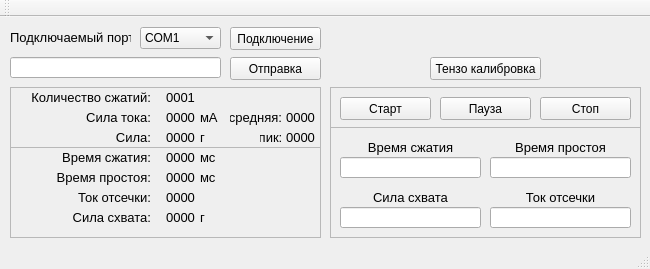
Evrei-XD/Service_utility, file mainwindow.ui: the form before one commit.
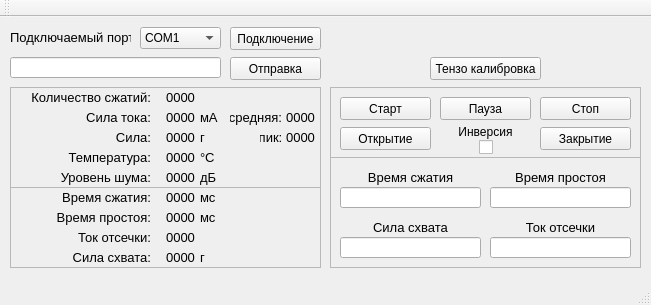
The form after the commit.

Commit message: 16:15 Добавлен блок управления кистью вне испытания. Выведены в ui значения температуры и уровень шума.

Diff of the .ui file:
```diff
--- a/mainwindow.ui
+++ b/mainwindow.ui
@@ -6,8 +6,8 @@
    <rect>
     <x>0</x>
     <y>0</y>
-    <width>650</width>
-    <height>269</height>
+    <width>651</width>
+    <height>305</height>
    </rect>
   </property>
   <property name="windowTitle">
@@ -183,7 +183,7 @@
       <x>10</x>
       <y>70</y>
       <width>311</width>
-      <height>151</height>
+      <height>181</height>
      </rect>
     </property>
     <property name="frameShape">
@@ -199,7 +199,7 @@
      <property name="geometry">
       <rect>
        <x>150</x>
-       <y>120</y>
+       <y>160</y>
        <width>41</width>
        <height>21</height>
       </rect>
@@ -238,7 +238,7 @@
      <property name="geometry">
       <rect>
        <x>150</x>
-       <y>60</y>
+       <y>100</y>
        <width>41</width>
        <height>21</height>
       </rect>
@@ -277,7 +277,7 @@
      <property name="geometry">
       <rect>
        <x>0</x>
-       <y>120</y>
+       <y>160</y>
        <width>141</width>
        <height>21</height>
       </rect>
@@ -316,7 +316,7 @@
      <property name="geometry">
       <rect>
        <x>150</x>
-       <y>100</y>
+       <y>140</y>
        <width>41</width>
        <height>21</height>
       </rect>
@@ -355,7 +355,7 @@
      <property name="geometry">
       <rect>
        <x>0</x>
-       <y>60</y>
+       <y>100</y>
        <width>141</width>
        <height>21</height>
       </rect>
@@ -394,7 +394,7 @@
      <property name="geometry">
       <rect>
        <x>190</x>
-       <y>120</y>
+       <y>160</y>
        <width>51</width>
        <height>21</height>
       </rect>
@@ -433,7 +433,7 @@
      <property name="geometry">
       <rect>
        <x>150</x>
-       <y>80</y>
+       <y>120</y>
        <width>41</width>
        <height>21</height>
       </rect>
@@ -472,7 +472,7 @@
      <property name="geometry">
       <rect>
        <x>190</x>
-       <y>60</y>
+       <y>100</y>
        <width>51</width>
        <height>21</height>
       </rect>
@@ -511,7 +511,7 @@
      <property name="geometry">
       <rect>
        <x>190</x>
-       <y>80</y>
+       <y>120</y>
        <width>51</width>
        <height>21</height>
       </rect>
@@ -550,7 +550,7 @@
      <property name="geometry">
       <rect>
        <x>0</x>
-       <y>100</y>
+       <y>140</y>
        <width>141</width>
        <height>21</height>
       </rect>
@@ -589,7 +589,7 @@
      <property name="geometry">
       <rect>
        <x>0</x>
-       <y>80</y>
+       <y>120</y>
        <width>141</width>
        <height>21</height>
       </rect>
@@ -627,7 +627,7 @@
        <x>0</x>
        <y>0</y>
        <width>311</width>
-       <height>61</height>
+       <height>101</height>
       </rect>
      </property>
      <property name="frameShape">
@@ -903,7 +903,7 @@
        <enum>Qt::LeftToRight</enum>
       </property>
       <property name="text">
-       <string>0001</string>
+       <string>0000</string>
       </property>
       <property name="alignment">
        <set>Qt::AlignCenter</set>
@@ -1104,6 +1104,240 @@
        <set>Qt::AlignCenter</set>
       </property>
      </widget>
+     <widget class="QLabel" name="info_com_port_9">
+      <property name="enabled">
+       <bool>true</bool>
+      </property>
+      <property name="geometry">
+       <rect>
+        <x>0</x>
+        <y>60</y>
+        <width>141</width>
+        <height>21</height>
+       </rect>
+      </property>
+      <property name="sizePolicy">
+       <sizepolicy hsizetype="Fixed" vsizetype="Fixed">
+        <horstretch>0</horstretch>
+        <verstretch>0</verstretch>
+       </sizepolicy>
+      </property>
+      <property name="font">
+       <font>
+        <family>Segoe UI Symbol</family>
+        <pointsize>10</pointsize>
+        <weight>50</weight>
+        <bold>false</bold>
+       </font>
+      </property>
+      <property name="contextMenuPolicy">
+       <enum>Qt::NoContextMenu</enum>
+      </property>
+      <property name="layoutDirection">
+       <enum>Qt::LeftToRight</enum>
+      </property>
+      <property name="text">
+       <string>Температура:</string>
+      </property>
+      <property name="alignment">
+       <set>Qt::AlignRight|Qt::AlignTrailing|Qt::AlignVCenter</set>
+      </property>
+     </widget>
+     <widget class="QLabel" name="info_com_port_10">
+      <property name="enabled">
+       <bool>true</bool>
+      </property>
+      <property name="geometry">
+       <rect>
+        <x>0</x>
+        <y>80</y>
+        <width>141</width>
+        <height>21</height>
+       </rect>
+      </property>
+      <property name="sizePolicy">
+       <sizepolicy hsizetype="Fixed" vsizetype="Fixed">
+        <horstretch>0</horstretch>
+        <verstretch>0</verstretch>
+       </sizepolicy>
+      </property>
+      <property name="font">
+       <font>
+        <family>Segoe UI Symbol</family>
+        <pointsize>10</pointsize>
+        <weight>50</weight>
+        <bold>false</bold>
+       </font>
+      </property>
+      <property name="contextMenuPolicy">
+       <enum>Qt::NoContextMenu</enum>
+      </property>
+      <property name="layoutDirection">
+       <enum>Qt::LeftToRight</enum>
+      </property>
+      <property name="text">
+       <string>Уровень шума:</string>
+      </property>
+      <property name="alignment">
+       <set>Qt::AlignRight|Qt::AlignTrailing|Qt::AlignVCenter</set>
+      </property>
+     </widget>
+     <widget class="QLabel" name="receive_temperature">
+      <property name="enabled">
+       <bool>true</bool>
+      </property>
+      <property name="geometry">
+       <rect>
+        <x>150</x>
+        <y>60</y>
+        <width>41</width>
+        <height>21</height>
+       </rect>
+      </property>
+      <property name="sizePolicy">
+       <sizepolicy hsizetype="Fixed" vsizetype="Fixed">
+        <horstretch>0</horstretch>
+        <verstretch>0</verstretch>
+       </sizepolicy>
+      </property>
+      <property name="font">
+       <font>
+        <family>Segoe UI Symbol</family>
+        <pointsize>10</pointsize>
+        <weight>50</weight>
+        <bold>false</bold>
+       </font>
+      </property>
+      <property name="contextMenuPolicy">
+       <enum>Qt::NoContextMenu</enum>
+      </property>
+      <property name="layoutDirection">
+       <enum>Qt::LeftToRight</enum>
+      </property>
+      <property name="text">
+       <string>0000</string>
+      </property>
+      <property name="alignment">
+       <set>Qt::AlignCenter</set>
+      </property>
+     </widget>
+     <widget class="QLabel" name="receive_noise_level">
+      <property name="enabled">
+       <bool>true</bool>
+      </property>
+      <property name="geometry">
+       <rect>
+        <x>150</x>
+        <y>80</y>
+        <width>41</width>
+        <height>21</height>
+       </rect>
+      </property>
+      <property name="sizePolicy">
+       <sizepolicy hsizetype="Fixed" vsizetype="Fixed">
+        <horstretch>0</horstretch>
+        <verstretch>0</verstretch>
+       </sizepolicy>
+      </property>
+      <property name="font">
+       <font>
+        <family>Segoe UI Symbol</family>
+        <pointsize>10</pointsize>
+        <weight>50</weight>
+        <bold>false</bold>
+       </font>
+      </property>
+      <property name="contextMenuPolicy">
+       <enum>Qt::NoContextMenu</enum>
+      </property>
+      <property name="layoutDirection">
+       <enum>Qt::LeftToRight</enum>
+      </property>
+      <property name="text">
+       <string>0000</string>
+      </property>
+      <property name="alignment">
+       <set>Qt::AlignCenter</set>
+      </property>
+     </widget>
+     <widget class="QLabel" name="info_com_port_21">
+      <property name="enabled">
+       <bool>true</bool>
+      </property>
+      <property name="geometry">
+       <rect>
+        <x>190</x>
+        <y>60</y>
+        <width>41</width>
+        <height>21</height>
+       </rect>
+      </property>
+      <property name="sizePolicy">
+       <sizepolicy hsizetype="Fixed" vsizetype="Fixed">
+        <horstretch>0</horstretch>
+        <verstretch>0</verstretch>
+       </sizepolicy>
+      </property>
+      <property name="font">
+       <font>
+        <family>Segoe UI Symbol</family>
+        <pointsize>10</pointsize>
+        <weight>50</weight>
+        <bold>false</bold>
+       </font>
+      </property>
+      <property name="contextMenuPolicy">
+       <enum>Qt::NoContextMenu</enum>
+      </property>
+      <property name="layoutDirection">
+       <enum>Qt::LeftToRight</enum>
+      </property>
+      <property name="text">
+       <string>°C</string>
+      </property>
+      <property name="alignment">
+       <set>Qt::AlignLeading|Qt::AlignLeft|Qt::AlignVCenter</set>
+      </property>
+     </widget>
+     <widget class="QLabel" name="info_com_port_22">
+      <property name="enabled">
+       <bool>true</bool>
+      </property>
+      <property name="geometry">
+       <rect>
+        <x>190</x>
+        <y>80</y>
+        <width>41</width>
+        <height>21</height>
+       </rect>
+      </property>
+      <property name="sizePolicy">
+       <sizepolicy hsizetype="Fixed" vsizetype="Fixed">
+        <horstretch>0</horstretch>
+        <verstretch>0</verstretch>
+       </sizepolicy>
+      </property>
+      <property name="font">
+       <font>
+        <family>Segoe UI Symbol</family>
+        <pointsize>10</pointsize>
+        <weight>50</weight>
+        <bold>false</bold>
+       </font>
+      </property>
+      <property name="contextMenuPolicy">
+       <enum>Qt::NoContextMenu</enum>
+      </property>
+      <property name="layoutDirection">
+       <enum>Qt::LeftToRight</enum>
+      </property>
+      <property name="text">
+       <string>дБ</string>
+      </property>
+      <property name="alignment">
+       <set>Qt::AlignLeading|Qt::AlignLeft|Qt::AlignVCenter</set>
+      </property>
+     </widget>
     </widget>
    </widget>
    <widget class="QFrame" name="frame_3">
@@ -1112,7 +1346,7 @@
       <x>330</x>
       <y>70</y>
       <width>311</width>
-      <height>151</height>
+      <height>181</height>
      </rect>
     </property>
     <property name="frameShape">
@@ -1127,7 +1361,7 @@
        <x>0</x>
        <y>0</y>
        <width>311</width>
-       <height>41</height>
+       <height>71</height>
       </rect>
      </property>
      <property name="frameShape">
@@ -1175,12 +1409,73 @@
        <string>Стоп</string>
       </property>
      </widget>
+     <widget class="QPushButton" name="open">
+      <property name="geometry">
+       <rect>
+        <x>10</x>
+        <y>40</y>
+        <width>91</width>
+        <height>23</height>
+       </rect>
+      </property>
+      <property name="text">
+       <string>Открытие</string>
+      </property>
+     </widget>
+     <widget class="QPushButton" name="close">
+      <property name="geometry">
+       <rect>
+        <x>210</x>
+        <y>40</y>
+        <width>91</width>
+        <height>23</height>
+       </rect>
+      </property>
+      <property name="text">
+       <string>Закрытие</string>
+      </property>
+     </widget>
+     <widget class="QCheckBox" name="invert">
+      <property name="geometry">
+       <rect>
+        <x>149</x>
+        <y>50</y>
+        <width>21</width>
+        <height>20</height>
+       </rect>
+      </property>
+      <property name="layoutDirection">
+       <enum>Qt::LeftToRight</enum>
+      </property>
+      <property name="autoFillBackground">
+       <bool>false</bool>
+      </property>
+      <property name="text">
+       <string/>
+      </property>
+     </widget>
+     <widget class="QLabel" name="label_invert">
+      <property name="geometry">
+       <rect>
+        <x>110</x>
+        <y>29</y>
+        <width>91</width>
+        <height>31</height>
+       </rect>
+      </property>
+      <property name="text">
+       <string>Инверсия</string>
+      </property>
+      <property name="alignment">
+       <set>Qt::AlignCenter</set>
+      </property>
+     </widget>
     </widget>
     <widget class="QLineEdit" name="send_shake_time">
      <property name="geometry">
       <rect>
        <x>10</x>
-       <y>70</y>
+       <y>100</y>
        <width>141</width>
        <height>21</height>
       </rect>
@@ -1190,7 +1485,7 @@
      <property name="geometry">
       <rect>
        <x>160</x>
-       <y>70</y>
+       <y>100</y>
        <width>141</width>
        <height>21</height>
       </rect>
@@ -1200,7 +1495,7 @@
      <property name="geometry">
       <rect>
        <x>160</x>
-       <y>120</y>
+       <y>150</y>
        <width>141</width>
        <height>21</height>
       </rect>
@@ -1210,7 +1505,7 @@
      <property name="geometry">
       <rect>
        <x>10</x>
-       <y>120</y>
+       <y>150</y>
        <width>141</width>
        <height>21</height>
       </rect>
@@ -1223,7 +1518,7 @@
      <property name="geometry">
       <rect>
        <x>10</x>
-       <y>50</y>
+       <y>80</y>
        <width>141</width>
        <height>21</height>
       </rect>
@@ -1262,7 +1557,7 @@
      <property name="geometry">
       <rect>
        <x>160</x>
-       <y>50</y>
+       <y>80</y>
        <width>141</width>
        <height>21</height>
       </rect>
@@ -1301,7 +1596,7 @@
      <property name="geometry">
       <rect>
        <x>10</x>
-       <y>100</y>
+       <y>130</y>
        <width>141</width>
        <height>21</height>
       </rect>
@@ -1340,7 +1635,7 @@
      <property name="geometry">
       <rect>
        <x>160</x>
-       <y>100</y>
+       <y>130</y>
        <width>141</width>
        <height>21</height>
       </rect>
```
Left out of the diff: 2 changed lines with no effect on the pictures. The commit also changes 7 other files.
